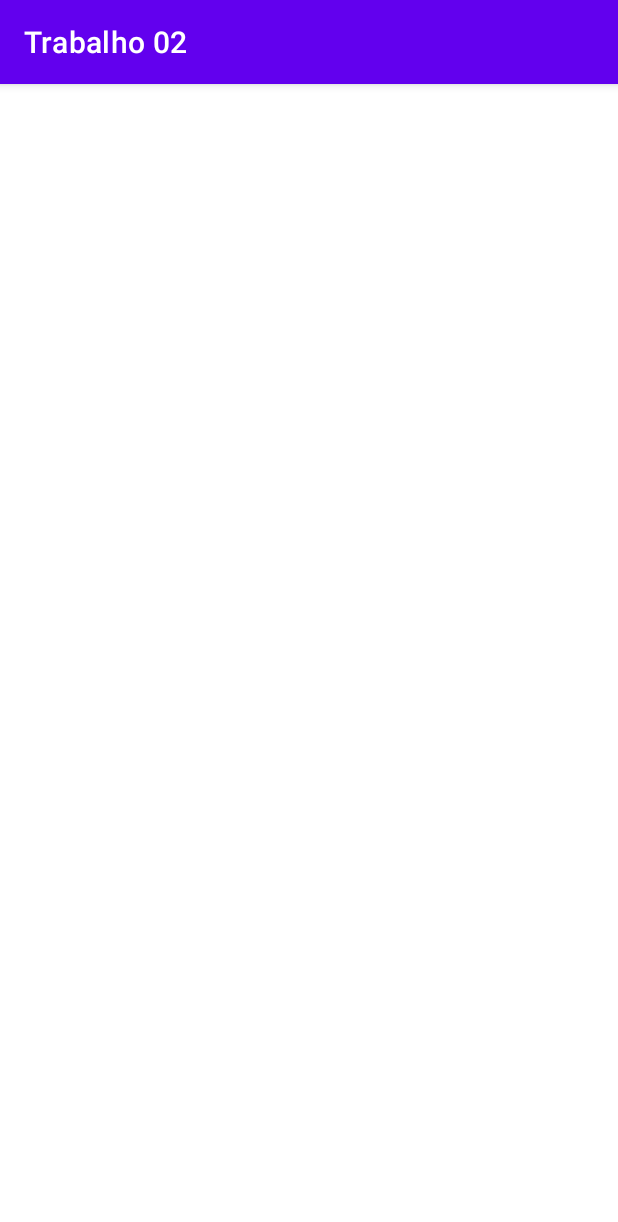
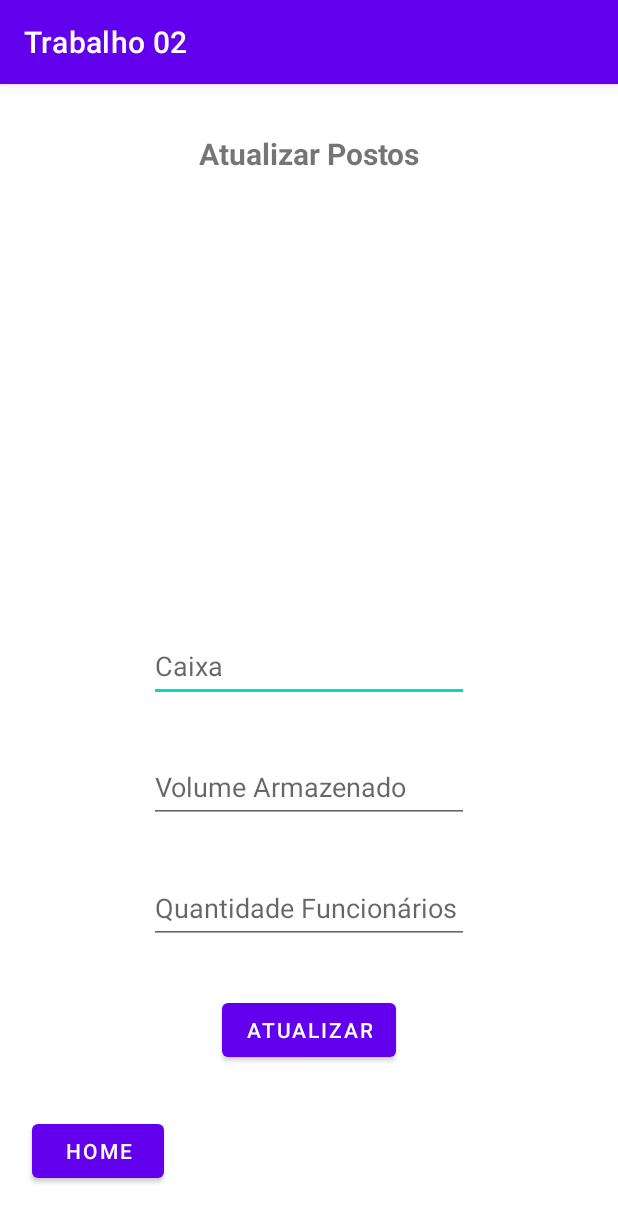
Before and after one commit to OPaje/Trabalho02-Kotlin-Android, an Android app: the TelaPosto screen opened directly, with no data from a screen before it, after a tap on "Atualizar Posto", on a phone screen of 412 x 824 dp. Shown: the top 1222 px of the screen. Run offline under Robolectric (Android 15) with nearby library versions, the phone set to English and light mode, and no system bars.

Commit message:
Atualizar posto concluido e melhoria no register

```diff
--- a/app/src/main/AndroidManifest.xml
+++ b/app/src/main/AndroidManifest.xml
@@ -11,6 +11,9 @@
         android:supportsRtl="true"
         android:theme="@style/Theme.Trabalho02"
         tools:targetApi="31">
+        <activity
+            android:name=".TelaRemoverPosto"
+            android:exported="false" />
         <activity
             android:name=".TelaAtualizaPosto"
             android:exported="false" />
--- a/app/src/main/java/com/example/trabalho02/PostoDeGasolina.kt
+++ b/app/src/main/java/com/example/trabalho02/PostoDeGasolina.kt
@@ -7,9 +7,9 @@ import kotlinx.parcelize.Parcelize
 data class PostoDeGasolina(
     val cnpj:String,
     val cidade:String,
-    val caixa:Double,
-    val volumeArmazenado:Int,
-    val qtdFuncionarios:Int
+    var caixa:Double,
+    var volumeArmazenado:Int,
+    var qtdFuncionarios:Int
 ): Parcelable {
     override fun toString(): String {
         return "CNPJ = $cnpj Cidade = $cidade \nCaixa = $caixa Volume Armazenado = $volumeArmazenado \nQuantidade Funcionarios = $qtdFuncionarios"
--- a/app/src/main/java/com/example/trabalho02/TelaAtualizaPosto.kt
+++ b/app/src/main/java/com/example/trabalho02/TelaAtualizaPosto.kt
@@ -1,9 +1,13 @@
 package com.example.trabalho02
 
+import android.content.Intent
 import androidx.appcompat.app.AppCompatActivity
 import android.os.Bundle
+import android.os.Parcelable
+import android.widget.AdapterView
+import android.widget.ArrayAdapter
+import android.widget.Toast
 import com.example.trabalho02.databinding.TelaAtualizaPostoBinding
-import com.example.trabalho02.databinding.TelaMostraPostoBinding
 
 class TelaAtualizaPosto : AppCompatActivity() {
 
@@ -14,6 +18,40 @@ class TelaAtualizaPosto : AppCompatActivity() {
         binding = TelaAtualizaPostoBinding.inflate(layoutInflater)
         setContentView(binding.root)
 
+        val lista : ArrayList<PostoDeGasolina> = ArrayList()
+        val funcoes = TelaPosto()
+        var cod = 0
 
+        if(intent.hasExtra("222")){
+            lista.addAll(intent.getParcelableArrayListExtra("222")!!)
+            val adaptador = ArrayAdapter(applicationContext, android.R.layout.simple_list_item_1, lista)
+            binding.lvTelaAtualizar.adapter = adaptador
+        }
+
+        binding.lvTelaAtualizar.onItemClickListener = AdapterView.OnItemClickListener{ parent, view, position, id ->
+            val item = parent.getItemAtPosition(position) as PostoDeGasolina
+            cod = lista.indexOfFirst { it.cnpj == item.cnpj }
+        }
+
+        binding.btnAtualiza.setOnClickListener {
+            val posto = PostoDeGasolina(lista[cod].cnpj, lista[cod].cidade,
+                binding.etCaixaTelaAtualizar.text.toString().toDouble(), binding.etVolumeTelaAtualizar.text.toString().toInt(),
+                binding.etQtdFuncTelaAtualizar.text.toString().toInt())
+
+            Intent().apply {
+                putExtra("444", posto as Parcelable)
+                setResult(RESULT_OK, this)
+            }
+
+            binding.etCaixaTelaAtualizar.text.clear()
+            binding.etVolumeTelaAtualizar.text.clear()
+            binding.etQtdFuncTelaAtualizar.text.clear()
+
+            Toast.makeText(applicationContext, getString(R.string.posto_atualizado), Toast.LENGTH_SHORT).show()
+        }
+
+        binding.btnHomeTelaAtualizar.setOnClickListener {
+            finish()
+        }
     }
 }
--- a/app/src/main/java/com/example/trabalho02/TelaPosto.kt
+++ b/app/src/main/java/com/example/trabalho02/TelaPosto.kt
@@ -13,11 +13,17 @@ class TelaPosto : AppCompatActivity() {
 
     lateinit var binding: TelaPostoBinding
     val listaPosto : ArrayList<PostoDeGasolina> = ArrayList()
+    fun criaAdaptadorPosto(lista : ArrayList<PostoDeGasolina>) : ArrayAdapter<PostoDeGasolina>{
+        val adaptador = ArrayAdapter(applicationContext, android.R.layout.simple_list_item_1, lista)
+
+        return adaptador
+    }
 
     override fun onCreate(savedInstanceState: Bundle?) {
         super.onCreate(savedInstanceState)
         binding = TelaPostoBinding.inflate(layoutInflater)
         setContentView(binding.root)
+
 
         val textoOpcoes = resources.getStringArray(R.array.opcoesCRUD)
         val adaptador = ArrayAdapter(applicationContext, android.R.layout.simple_list_item_1, textoOpcoes)
@@ -32,23 +38,19 @@ class TelaPosto : AppCompatActivity() {
                         val posto : PostoDeGasolina = it.getParcelableExtra("555")!!
                         listaPosto.add(posto)
                     }
-                }
-            }
-        }
-
-        val registerAtualiza = registerForActivityResult(
-            ActivityResultContracts.StartActivityForResult()
-        ){result : ActivityResult ->
-            if (result.resultCode == RESULT_OK){
-                result.data?.let {
                     if(it.hasExtra("444")){
                         val posto : PostoDeGasolina = it.getParcelableExtra("444")!!
                         val indice = listaPosto.indexOfFirst { it.cnpj == posto.cnpj }
                         listaPosto.set(indice, posto)
                     }
+                    if (it.hasExtra("888")){
+                        val posto : PostoDeGasolina = it.getParcelableExtra("888")!!
+                        listaPosto.removeIf { it.cnpj == posto.cnpj }
+                    }
                 }
             }
         }
+
 
         fun postosAbaixo1000L(lista : ArrayList<PostoDeGasolina>) : ArrayList<PostoDeGasolina>{
             val abaixo : ArrayList<PostoDeGasolina> = ArrayList()
@@ -64,11 +66,14 @@ class TelaPosto : AppCompatActivity() {
         val opcoes = hashMapOf(
             "Inserir Posto" to {register.launch(Intent(applicationContext, TelaInserirPosto::class.java))},
 
-            "Mostrar Postos" to {startActivity(Intent(applicationContext, TelaMostraPosto::class.java).apply {
-                putParcelableArrayListExtra("777", listaPosto)})},
+            "Mostrar Postos" to {startActivity(Intent(applicationContext, TelaMostraPosto::class.java).let {
+                it.putParcelableArrayListExtra("777", listaPosto)})},
 
-            "Atualizar Posto" to {registerAtualiza.launch(Intent(applicationContext, TelaAtualizaPosto::class.java).apply {
-                putParcelableArrayListExtra("222", listaPosto) })},
+            "Atualizar Posto" to {register.launch(Intent(applicationContext, TelaAtualizaPosto::class.java).let {
+                it.putParcelableArrayListExtra("222", listaPosto) })},
+
+            "Remover Postos" to {register.launch(Intent(applicationContext, TelaRemoverPosto::class.java).let {
+                it.putParcelableArrayListExtra("333", listaPosto)})},
 
             "Mostrar Caixa Total" to {
                 val totalCaixa : Double = listaPosto.sumOf { it.caixa }
--- a/app/src/main/res/layout/tela_atualiza_posto.xml
+++ b/app/src/main/res/layout/tela_atualiza_posto.xml
@@ -6,4 +6,94 @@
     android:layout_height="match_parent"
     tools:context=".TelaAtualizaPosto">
 
+    <TextView
+        android:id="@+id/titulo_tela_atualiza_posto"
+        android:layout_width="wrap_content"
+        android:layout_height="wrap_content"
+        android:text="@string/atualizar_postos"
+        android:textSize="20sp"
+        android:textStyle="bold"
+        app:layout_constraintBottom_toTopOf="@+id/lv_tela_atualizar"
+        app:layout_constraintEnd_toEndOf="parent"
+        app:layout_constraintHorizontal_bias="0.5"
+        app:layout_constraintStart_toStartOf="parent"
+        app:layout_constraintTop_toTopOf="parent"
+        app:layout_constraintVertical_bias="0.5" />
+
+    <ListView
+        android:id="@+id/lv_tela_atualizar"
+        android:layout_width="369dp"
+        android:layout_height="238dp"
+        app:layout_constraintBottom_toTopOf="@+id/et_caixa_tela_atualizar"
+        app:layout_constraintEnd_toEndOf="parent"
+        app:layout_constraintHorizontal_bias="0.5"
+        app:layout_constraintStart_toStartOf="parent"
+        app:layout_constraintTop_toBottomOf="@+id/titulo_tela_atualiza_posto"
+        app:layout_constraintVertical_bias="0.5" />
+
+    <EditText
+        android:id="@+id/et_caixa_tela_atualizar"
+        android:layout_width="wrap_content"
+        android:layout_height="48dp"
+        android:ems="10"
+        android:hint="@string/caixa"
+        android:inputType="textPersonName"
+        app:layout_constraintBottom_toTopOf="@+id/et_volume_tela_atualizar"
+        app:layout_constraintEnd_toEndOf="parent"
+        app:layout_constraintHorizontal_bias="0.5"
+        app:layout_constraintStart_toStartOf="parent"
+        app:layout_constraintTop_toBottomOf="@+id/lv_tela_atualizar"
+        app:layout_constraintVertical_bias="0.5" />
+
+    <EditText
+        android:id="@+id/et_volume_tela_atualizar"
+        android:layout_width="wrap_content"
+        android:layout_height="48dp"
+        android:ems="10"
+        android:hint="@string/volume_armazenado"
+        android:inputType="textPersonName"
+        app:layout_constraintBottom_toTopOf="@+id/et_qtdFunc_tela_atualizar"
+        app:layout_constraintEnd_toEndOf="parent"
+        app:layout_constraintHorizontal_bias="0.5"
+        app:layout_constraintStart_toStartOf="parent"
+        app:layout_constraintTop_toBottomOf="@+id/et_caixa_tela_atualizar"
+        app:layout_constraintVertical_bias="0.5" />
+
+    <EditText
+        android:id="@+id/et_qtdFunc_tela_atualizar"
+        android:layout_width="wrap_content"
+        android:layout_height="48dp"
+        android:ems="10"
+        android:hint="@string/quantidade_funcionarios"
+        android:inputType="textPersonName"
+        app:layout_constraintBottom_toTopOf="@+id/btn_atualiza"
+        app:layout_constraintEnd_toEndOf="parent"
+        app:layout_constraintHorizontal_bias="0.5"
+        app:layout_constraintStart_toStartOf="parent"
+        app:layout_constraintTop_toBottomOf="@+id/et_volume_tela_atualizar"
+        app:layout_constraintVertical_bias="0.5" />
+
+    <Button
+        android:id="@+id/btn_atualiza"
+        android:layout_width="wrap_content"
+        android:layout_height="wrap_content"
+        android:text="@string/atualizar"
+        app:layout_constraintBottom_toTopOf="@+id/btn_home_tela_atualizar"
+        app:layout_constraintEnd_toEndOf="parent"
+        app:layout_constraintHorizontal_bias="0.5"
+        app:layout_constraintStart_toStartOf="parent"
+        app:layout_constraintTop_toBottomOf="@+id/et_qtdFunc_tela_atualizar"
+        app:layout_constraintVertical_bias="0.5" />
+
+    <Button
+        android:id="@+id/btn_home_tela_atualizar"
+        android:layout_width="wrap_content"
+        android:layout_height="wrap_content"
+        android:text="@string/home"
+        app:layout_constraintBottom_toBottomOf="parent"
+        app:layout_constraintEnd_toEndOf="parent"
+        app:layout_constraintHorizontal_bias="0.065"
+        app:layout_constraintStart_toStartOf="parent"
+        app:layout_constraintTop_toBottomOf="@+id/btn_atualiza"
+        app:layout_constraintVertical_bias="0.5" />
 </androidx.constraintlayout.widget.ConstraintLayout>
--- a/app/src/main/res/values/strings.xml
+++ b/app/src/main/res/values/strings.xml
@@ -16,11 +16,14 @@
     <string name="inserir_posto">Inserir Posto</string>
     <string name="titulo_tela_mostra_postos">Postos Cadastrados</string>
     <string name="home">Home</string>
+    <string name="atualizar_postos">Atualizar Postos</string>
+    <string name="atualizar">Atualizar</string>
+    <string name="posto_atualizado">Posto Atualizado com Sucesso</string>
     <string-array name="opcoesCRUD">
         <item>Inserir Posto</item>
         <item>Mostrar Postos</item>
         <item>Atualizar Posto</item>
-        <item>Remover Posto</item>
+        <item>Remover Postos</item>
         <item>Mostrar Caixa Total</item>
         <item>Mostrar Postos Abaixo de 1000L</item>
     </string-array>
```
